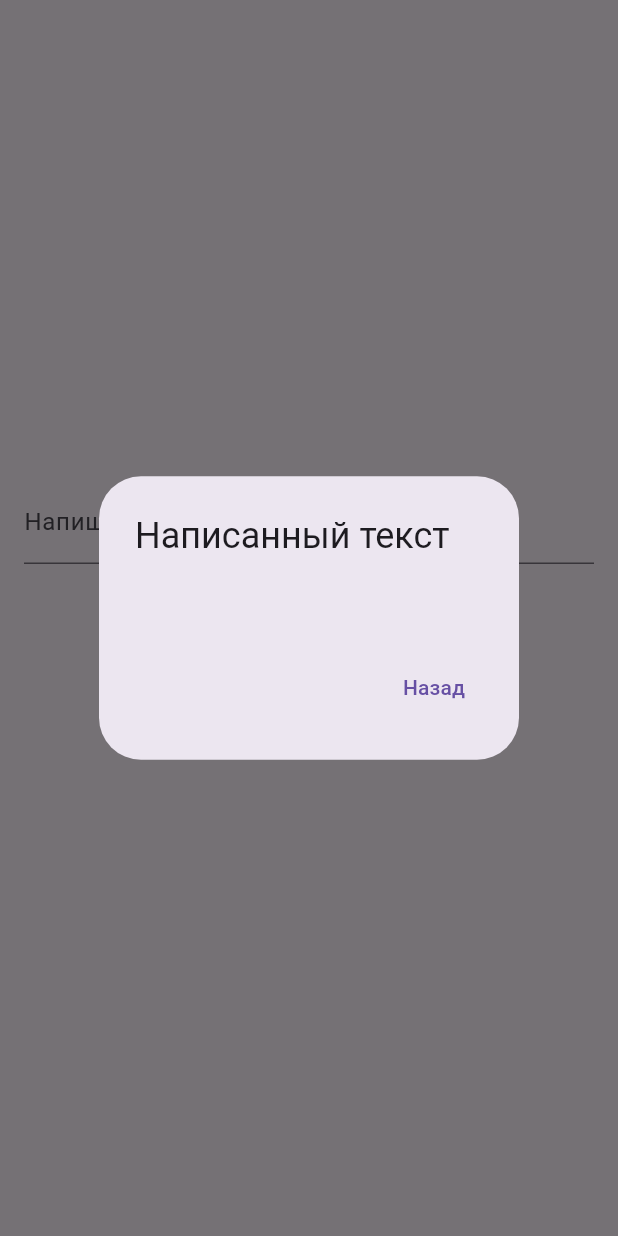
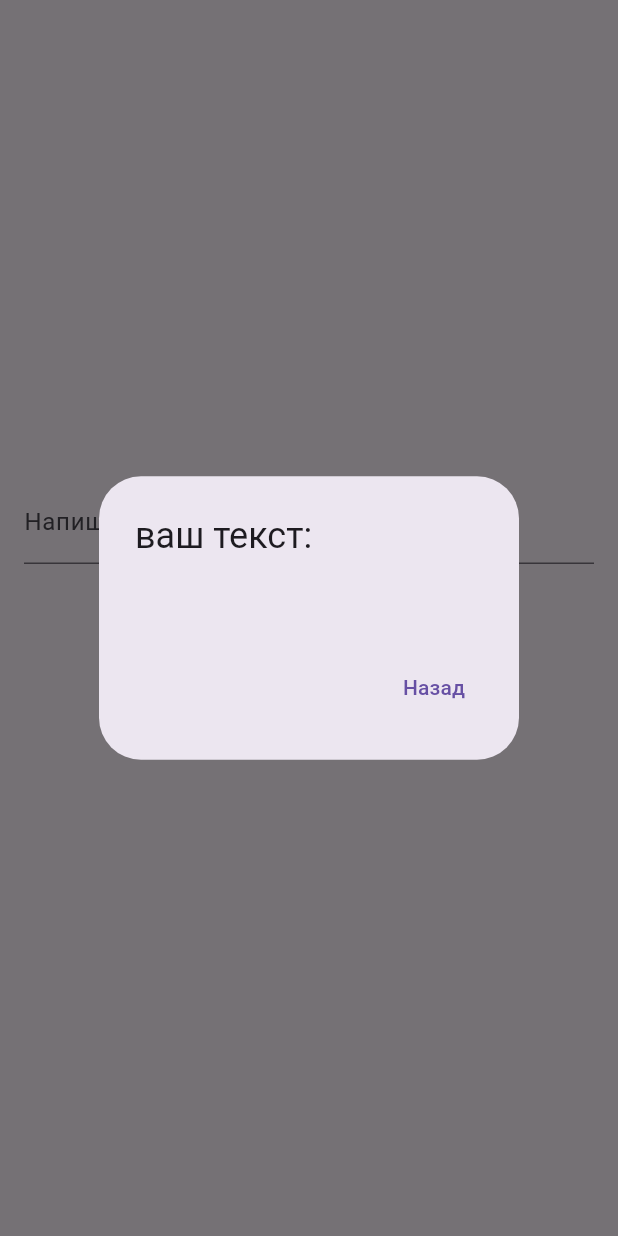
Before and after one commit to YourAnon0ne/test-job, a Flutter app: the screen it shows after launch, after a tap on "Отобразить написанное", on a phone screen of 412 x 824 dp. Run offline on Flutter 3.47's test engine with Material 3 defaults, Android fonts, the phone set to English and light mode, and no system bars.

Commit message:
final upd

```diff
--- a/lib/main.dart
+++ b/lib/main.dart
@@ -58,7 +58,7 @@ class TextInputPage extends StatelessWidget {
                           showDialog(
                             context: context,
                             builder: (_) => AlertDialog(
-                              title: const Text('Написанный текст'),
+                              title: const Text('ваш текст:'),
                               content: Text(_textController.text),
                               actions: [
                                 TextButton(
```
